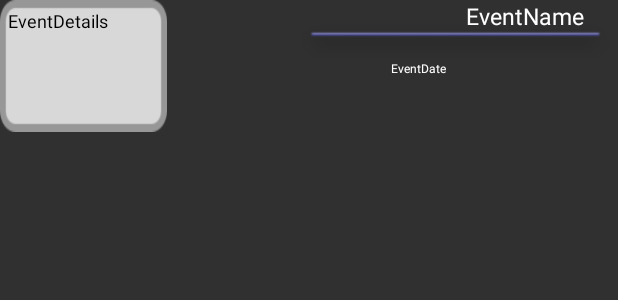
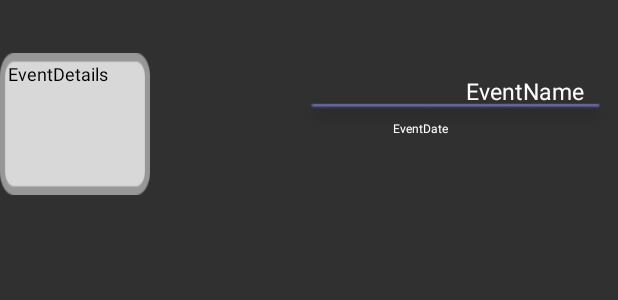
Before and after one commit to qingyiz1/COMP30022-2019-FLOWER-GRASS, an Android app: the layout timeline_left.xml on its own in the app's theme, with its tools: preview values and no code run, on a phone screen of 412 x 824 dp. Shown: the top 300 px of the screen. Run offline under Robolectric (Android 15) with nearby library versions, the phone set to English and light mode, and no system bars.

Commit message:
timeline form update

```diff
--- a/app/src/main/java/com/example/flowergrass/fragments/SecondFragment.java
+++ b/app/src/main/java/com/example/flowergrass/fragments/SecondFragment.java
@@ -125,10 +125,10 @@ public class SecondFragment extends Fragment {
 
                         for (int i = 0; i < posts.size(); i++) {
                             if ((i%2) ==  0) {
-                                left_posts.add(posts.get(i));
+                                right_posts.add(posts.get(i));
                             }
                             else {
-                                right_posts.add(posts.get(i));
+                                left_posts.add(posts.get(i));
                             }
                         }
 
--- a/app/src/main/res/layout/timeline_left.xml
+++ b/app/src/main/res/layout/timeline_left.xml
@@ -3,7 +3,7 @@
     xmlns:app="http://schemas.android.com/apk/res-auto"
     xmlns:tools="http://schemas.android.com/tools"
     android:layout_width="wrap_content"
-    android:layout_height="100dp"
+    android:layout_height="130dp"
     >
 
 
@@ -14,11 +14,10 @@
         android:layout_height="20dp"
         android:layout_weight="1"
         android:text="EventName"
-
         android:layout_alignParentEnd="true"
         android:layout_marginEnd="1dp"
         android:layout_marginRight="-200dp"
-        android:layout_marginBottom="1100dp"
+        android:layout_marginTop="50dp"
         android:textColor="@color/white"
         android:textSize="15dp" />
 
@@ -29,7 +28,7 @@
         android:layout_height="191dp"
         android:layout_alignParentEnd="true"
         android:layout_marginEnd="1dp"
-        android:layout_marginBottom="45dp"
+        android:layout_marginTop="20dp"
         android:layout_marginRight="-30dp"
         android:src="@drawable/timeline_small_line" />
 
@@ -37,11 +36,11 @@
         android:id="@+id/EventDate"
         android:layout_width="150dp"
         android:layout_height="15dp"
-        android:layout_marginTop="40dp"
         android:layout_weight="1"
         android:layout_alignParentEnd="true"
-        android:layout_marginEnd="1dp"
-        android:layout_marginBottom="80dp"
+
+        android:layout_marginTop="80dp"
+        android:layout_marginLeft="1100dp"
         android:text="EventDate"
         android:textColor="@color/white"
         android:textSize="8dp" />
@@ -50,9 +49,10 @@
 
         android:id="@+id/EventDetails"
         android:padding="5dp"
-        android:layout_width="111dp"
-        android:layout_height="88dp"
+        android:layout_width="100dp"
+        android:layout_height="150dp"
         android:background="@drawable/timeline_rectangle"
+        android:layout_marginTop="35dp"
         android:text="EventDetails"
         android:textColor="@color/black"
         android:textSize="12dp" />
```
